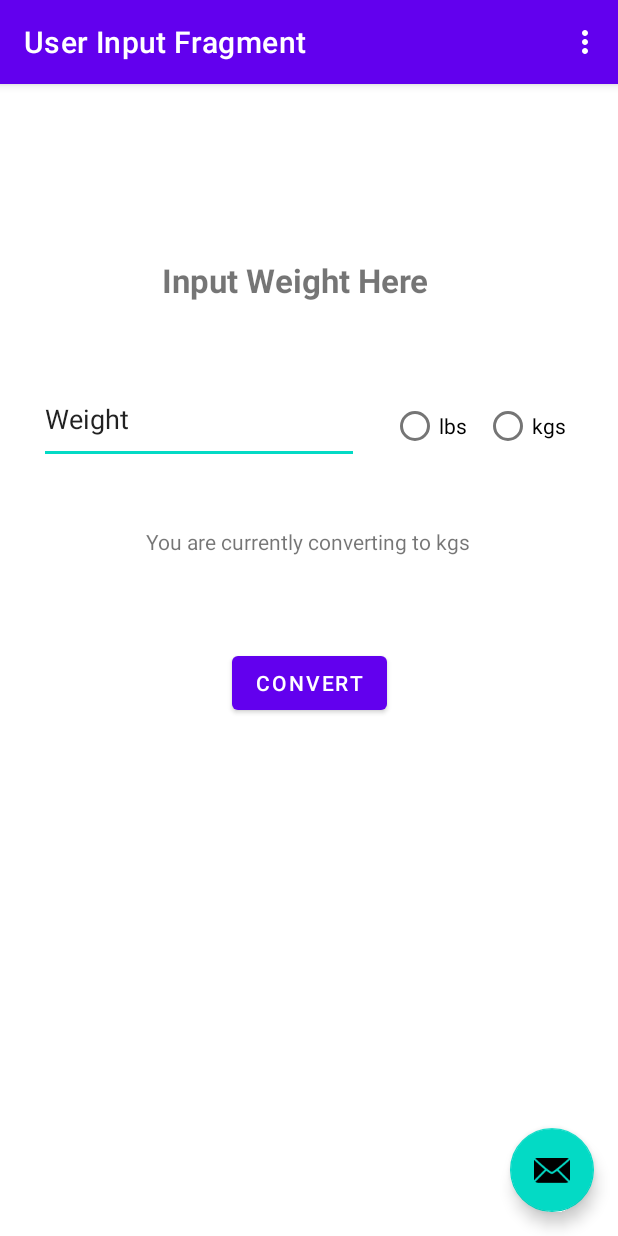
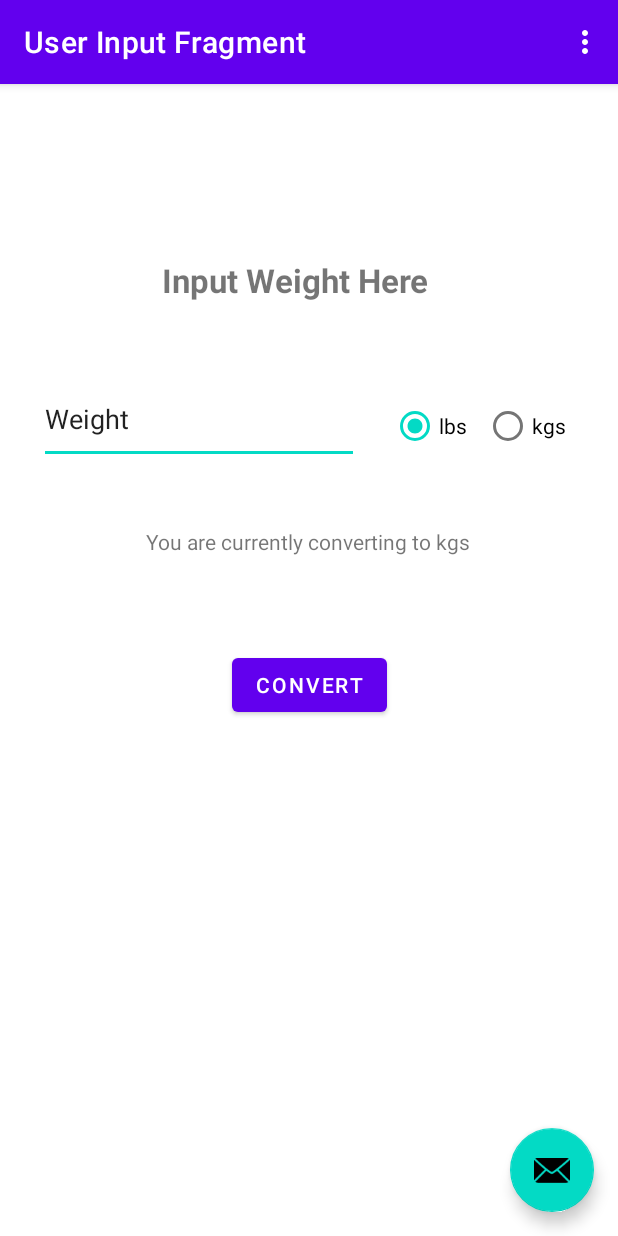
Before and after one commit to thompson-zak/BarbellWeightCalculator, an Android app: the screen it shows after launch (MainActivity), on a phone screen of 412 x 824 dp. Run offline under Robolectric (Android 15) with nearby library versions, the phone set to English and light mode, and no system bars; our stand-ins replace navigation-ui.

Commit message:
Add safeArgs and implement initial data pass from input to output fragments

```diff
--- a/app/build.gradle
+++ b/app/build.gradle
@@ -1,6 +1,7 @@
 plugins {
     id 'com.android.application'
     id 'org.jetbrains.kotlin.android'
+    id 'androidx.navigation.safeargs.kotlin'
 }
 
 android {
--- a/app/src/main/java/com/example/barbellweightcalculator/AppOutputFragment.kt
+++ b/app/src/main/java/com/example/barbellweightcalculator/AppOutputFragment.kt
@@ -33,7 +33,7 @@ class AppOutputFragment : Fragment() {
         super.onViewCreated(view, savedInstanceState)
 
         binding.buttonSecond.setOnClickListener {
-            findNavController().navigate(R.id.action_SecondFragment_to_FirstFragment)
+            findNavController().navigate(R.id.action_AppOutput_to_UserInput)
         }
     }
 
--- a/app/src/main/java/com/example/barbellweightcalculator/UserInputFragment.kt
+++ b/app/src/main/java/com/example/barbellweightcalculator/UserInputFragment.kt
@@ -5,11 +5,16 @@ import androidx.fragment.app.Fragment
 import android.view.LayoutInflater
 import android.view.View
 import android.view.ViewGroup
+import android.widget.RadioButton
+import android.widget.RadioGroup
+import android.widget.TextView
 import androidx.navigation.fragment.findNavController
 import com.example.barbellweightcalculator.databinding.UserInputFragmentBinding
 
+
 /**
- * A simple [Fragment] subclass as the default destination in the navigation.
+ * A [Fragment] that takes a weight and type as input
+ * Then converts it and navigates to the display [Fragment] for the conversion
  */
 class UserInputFragment : Fragment() {
 
@@ -21,19 +26,41 @@ class UserInputFragment : Fragment() {
 
     override fun onCreateView(
             inflater: LayoutInflater, container: ViewGroup?,
-            savedInstanceState: Bundle?
-    ): View? {
+            savedInstanceState: Bundle?): View? {
+
+        val view: View = inflater.inflate(R.layout.user_input_fragment, container, false)
+        val radioGroup = view.findViewById(R.id.weight_selection_radio_original) as RadioGroup
+        val conversionLabel = view.findViewById(R.id.conversion_label) as TextView
+        radioGroup.setOnCheckedChangeListener { group, checkedId ->
+            val rb = group.findViewById(checkedId) as RadioButton
+            val rbText = rb.text as String
+            // If user selects kg as input, notify them they will be converting to lbs - as well as the reverse
+            if(rbText.contains("kg"))
+                conversionLabel.setText(R.string.converting_to_lbs)
+            else
+                conversionLabel.setText(R.string.converting_to_kgs)
+        }
 
         _binding = UserInputFragmentBinding.inflate(inflater, container, false)
         return binding.root
-
     }
 
     override fun onViewCreated(view: View, savedInstanceState: Bundle?) {
         super.onViewCreated(view, savedInstanceState)
 
         binding.buttonFirst.setOnClickListener {
-            findNavController().navigate(R.id.action_FirstFragment_to_SecondFragment)
+            // Get weight integer and unit then pass to next fragment as args
+            val conversionWeightTextView = view.findViewById(R.id.input_weight_form) as TextView
+            val conversionWeight = Integer.parseInt(conversionWeightTextView.text.toString())
+
+            val radioGroup = view.findViewById(R.id.weight_selection_radio_original) as RadioGroup
+            val selectedRadioBtn = view.findViewById(radioGroup.checkedRadioButtonId) as RadioButton
+            val unitOfWeight = selectedRadioBtn.text.toString()
+
+            val bundle = Bundle()
+            bundle.putInt("weight", conversionWeight)
+            bundle.putString("unit", unitOfWeight)
+            findNavController().navigate(R.id.action_UserInput_to_AppOutput, bundle)
         }
     }
 
--- a/app/src/main/res/layout/user_input_fragment.xml
+++ b/app/src/main/res/layout/user_input_fragment.xml
@@ -10,13 +10,13 @@
         android:id="@+id/button_first"
         android:layout_width="wrap_content"
         android:layout_height="wrap_content"
-        android:layout_marginTop="40dp"
+        android:layout_marginTop="42dp"
         android:layout_marginBottom="324dp"
         android:text="@string/user_input_button"
         app:layout_constraintBottom_toBottomOf="parent"
         app:layout_constraintEnd_toEndOf="parent"
         app:layout_constraintStart_toStartOf="parent"
-        app:layout_constraintTop_toBottomOf="@+id/textView2" />
+        app:layout_constraintTop_toBottomOf="@+id/conversion_label" />
 
     <TextView
         android:id="@+id/user_input_label"
@@ -37,7 +37,7 @@
         android:layout_marginStart="26dp"
         android:layout_marginTop="48dp"
         android:ems="10"
-        android:inputType="textShortMessage|number|textPersonName"
+        android:inputType="number"
         android:text="@string/weight"
         app:layout_constraintStart_toStartOf="parent"
         app:layout_constraintTop_toBottomOf="@+id/user_input_label" />
@@ -50,7 +50,8 @@
         android:layout_marginTop="198dp"
         android:orientation="horizontal"
         app:layout_constraintStart_toEndOf="@+id/input_weight_form"
-        app:layout_constraintTop_toTopOf="parent">
+        app:layout_constraintTop_toTopOf="parent"
+        android:checkedButton="@id/lbs_radio_original">
 
         <RadioButton
             android:id="@+id/lbs_radio_original"
@@ -69,7 +70,7 @@
     </RadioGroup>
 
     <TextView
-        android:id="@+id/textView2"
+        android:id="@+id/conversion_label"
         android:layout_width="wrap_content"
         android:layout_height="wrap_content"
         android:layout_marginStart="97dp"
--- a/app/src/main/res/navigation/nav_graph.xml
+++ b/app/src/main/res/navigation/nav_graph.xml
@@ -12,7 +12,7 @@
         tools:layout="@layout/user_input_fragment">
 
         <action
-            android:id="@+id/action_FirstFragment_to_SecondFragment"
+            android:id="@+id/action_UserInput_to_AppOutput"
             app:destination="@id/AppOutputFragment" />
     </fragment>
     <fragment
@@ -21,8 +21,13 @@
         android:label="@string/app_output_fragment_label"
         tools:layout="@layout/app_output_fragment">
 
+        <argument
+            android:name="weightToBeConverted"
+            app:argType="integer"
+            android:defaultValue="0" />
+
         <action
-            android:id="@+id/action_SecondFragment_to_FirstFragment"
+            android:id="@+id/action_AppOutput_to_UserInput"
             app:destination="@id/UserInputFragment" />
     </fragment>
     <!-- Add navigation from User Input Fragment to Settings, and back -->
--- a/build.gradle
+++ b/build.gradle
@@ -3,6 +3,7 @@ plugins {
     id 'com.android.application' version '7.2.1' apply false
     id 'com.android.library' version '7.2.1' apply false
     id 'org.jetbrains.kotlin.android' version '1.6.10' apply false
+    id 'androidx.navigation.safeargs' version '2.5.0' apply false
 }
 
 task clean(type: Delete) {
```
